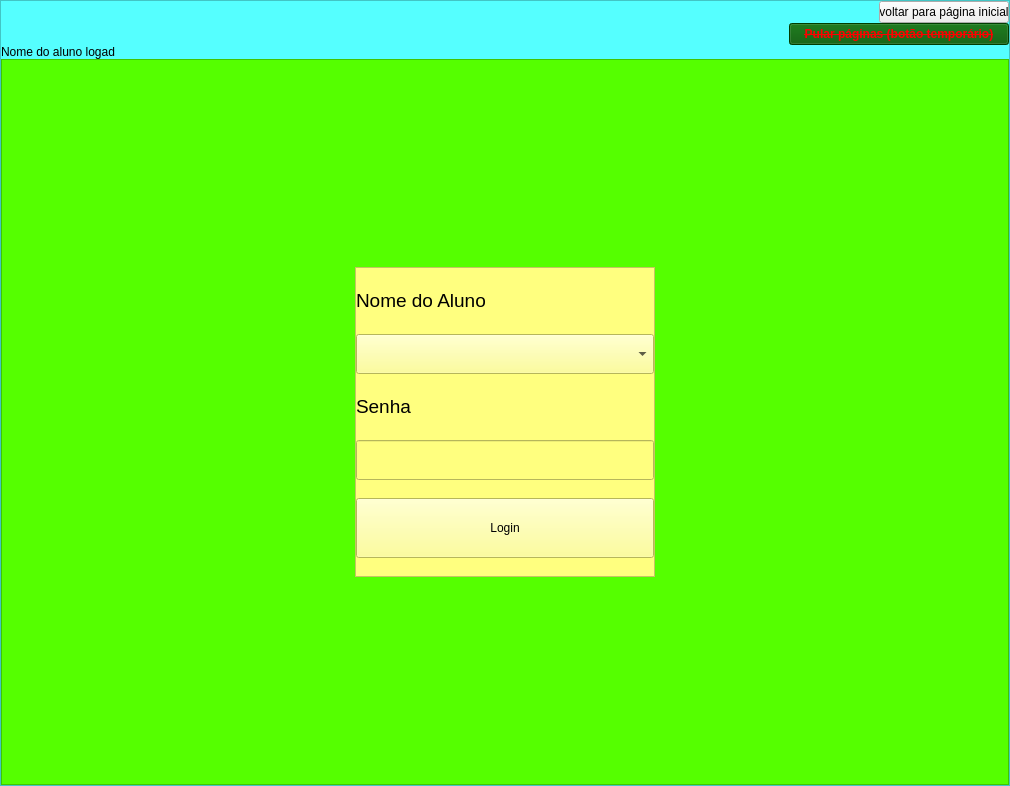
Above: App/Desenvolvimento/src/main/python/mainUi.ui from wesleyrodrigues/TCC before the change. Below: the same form after it.
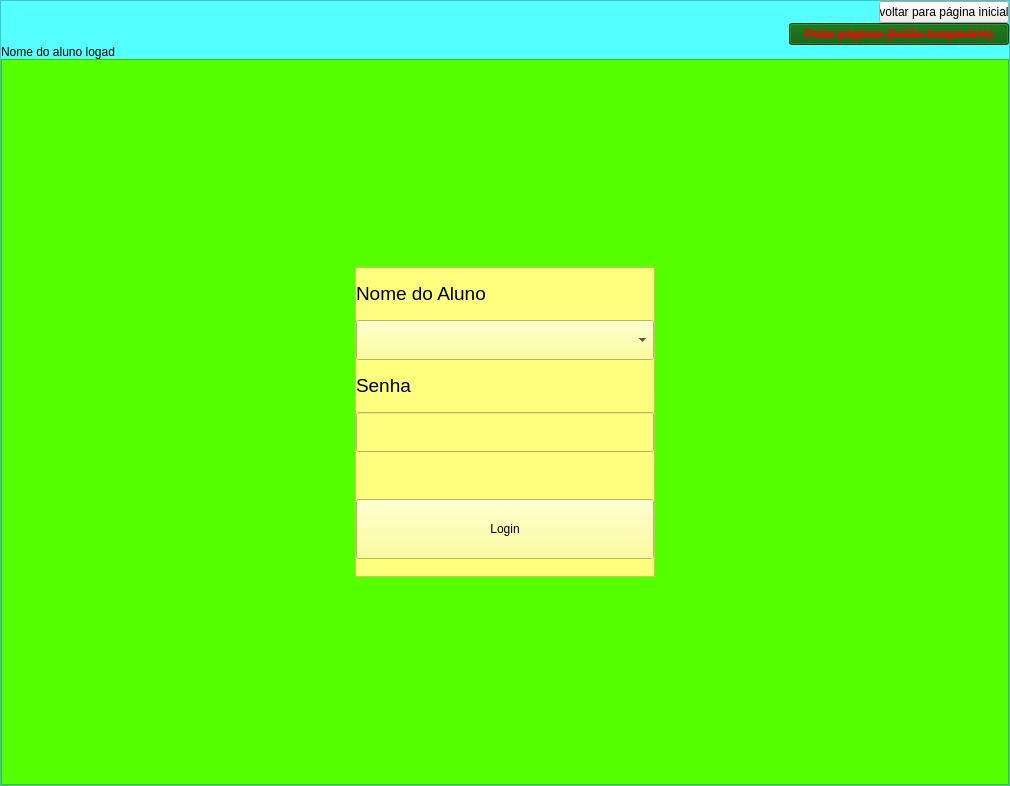
That is the form after the change. The open tabs and pages were chosen to show the change. Icons and pictures are not drawn.

Commit message: adicionado criptografia hash do tipo fraca Md5 (porém funciona), agora tela de cadastro e login funciona levando direto para tela de escolha de atividades, removido dialogo para sair

```diff
--- a/App/Desenvolvimento/src/main/python/mainUi.ui
+++ b/App/Desenvolvimento/src/main/python/mainUi.ui
@@ -1108,6 +1108,28 @@
                    </property>
                   </widget>
                  </item>
+                 <item>
+                  <widget class="QLabel" name="lerro_login">
+                   <property name="maximumSize">
+                    <size>
+                     <width>16777215</width>
+                     <height>25</height>
+                    </size>
+                   </property>
+                   <property name="font">
+                    <font>
+                     <weight>75</weight>
+                     <bold>true</bold>
+                    </font>
+                   </property>
+                   <property name="styleSheet">
+                    <string notr="true">color: rgb(255, 0, 0)</string>
+                   </property>
+                   <property name="text">
+                    <string/>
+                   </property>
+                  </widget>
+                 </item>
                  <item>
                   <widget class="QPushButton" name="btn_login">
                    <property name="maximumSize">
```
Left out of the diff: 6 changed lines with no effect on the pictures. The commit also changes 16 other files.
